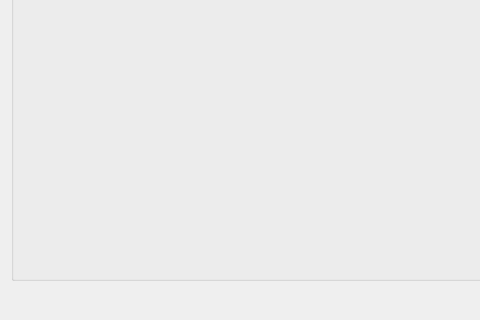
gomons/Programm, file Src/MainWindow.ui: the form before one commit; both pictures show x 0 to 480 and y 141 to 461 of the 784 by 461 pixel window.
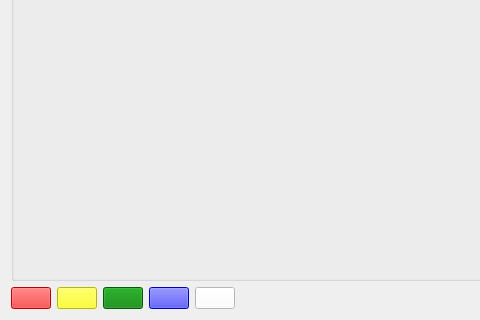
The form after the commit. Icons and pictures are not drawn.

Commit message: Add colors for raws #8

Diff of the .ui file:
```diff
--- a/Src/MainWindow.ui
+++ b/Src/MainWindow.ui
@@ -28,6 +28,56 @@
     </item>
     <item>
      <layout class="QHBoxLayout" name="addRemoveLayout">
+      <item>
+       <widget class="QPushButton" name="redButton">
+        <property name="styleSheet">
+         <string notr="true">background-color: red</string>
+        </property>
+        <property name="text">
+         <string/>
+        </property>
+       </widget>
+      </item>
+      <item>
+       <widget class="QPushButton" name="yellowBotton">
+        <property name="styleSheet">
+         <string notr="true">background-color: yellow</string>
+        </property>
+        <property name="text">
+         <string/>
+        </property>
+       </widget>
+      </item>
+      <item>
+       <widget class="QPushButton" name="greenBotton">
+        <property name="styleSheet">
+         <string notr="true">background-color: green</string>
+        </property>
+        <property name="text">
+         <string/>
+        </property>
+       </widget>
+      </item>
+      <item>
+       <widget class="QPushButton" name="blueBotton">
+        <property name="styleSheet">
+         <string notr="true">background-color: blue</string>
+        </property>
+        <property name="text">
+         <string/>
+        </property>
+       </widget>
+      </item>
+      <item>
+       <widget class="QPushButton" name="whiteButton">
+        <property name="styleSheet">
+         <string notr="true">background-color: white</string>
+        </property>
+        <property name="text">
+         <string/>
+        </property>
+       </widget>
+      </item>
       <item>
        <spacer name="horizontalSpacer">
         <property name="orientation">
```
The commit also changes 6 other files.
